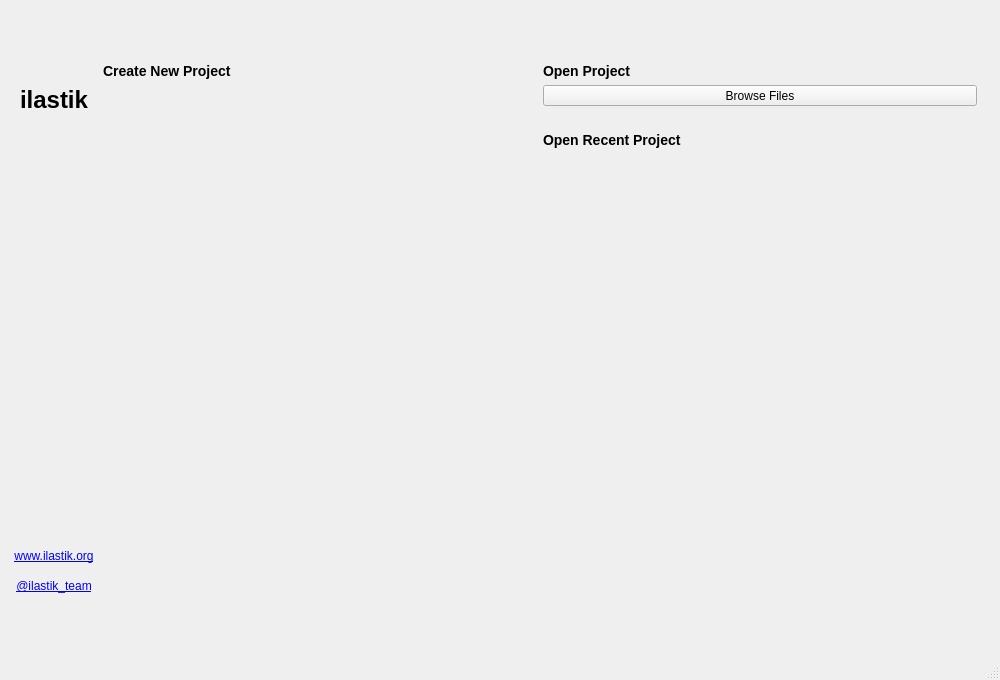
Old version of the form ilastik/shell/gui/ui/ilastikShell.ui in the repository ilastik/ilastik.
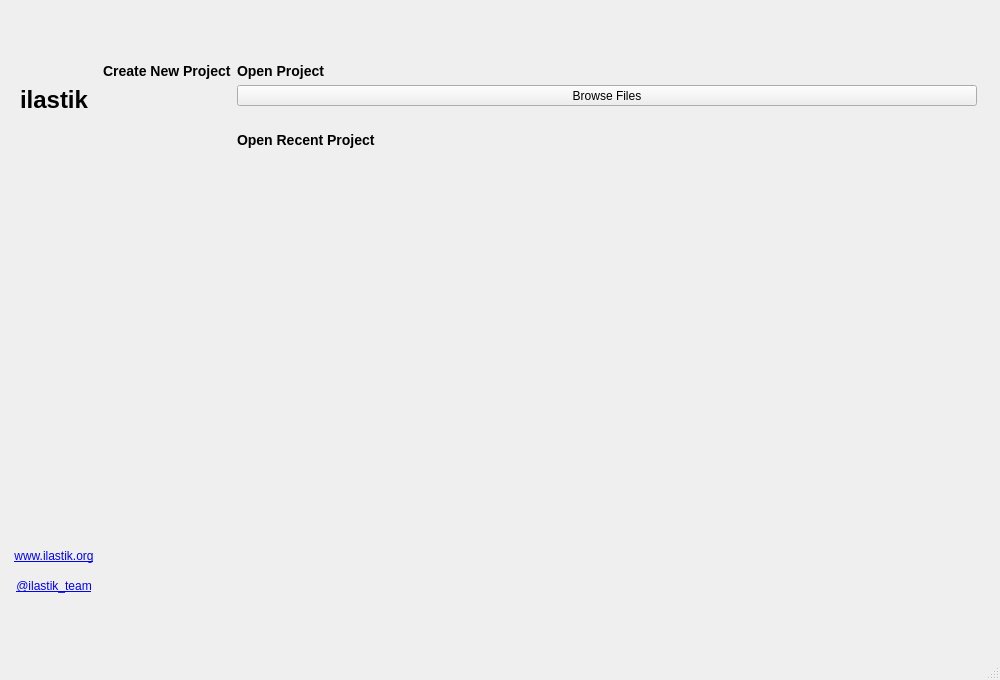
New version of the form. Icons and pictures are not drawn. Custom widgets are drawn as their Qt base class.

Commit message: Prevent the new project column from expanding

The edit to the form file:
```diff
--- a/ilastik/shell/gui/ui/ilastikShell.ui
+++ b/ilastik/shell/gui/ui/ilastikShell.ui
@@ -273,7 +273,7 @@
                     <verstretch>0</verstretch>
                    </sizepolicy>
                   </property>
-                  <layout class="QHBoxLayout" name="horizontalLayout_7">
+                  <layout class="QHBoxLayout" name="horizontalLayout_7" stretch="0,1">
                    <item>
                     <layout class="QVBoxLayout" name="VL1">
                      <item>
```
